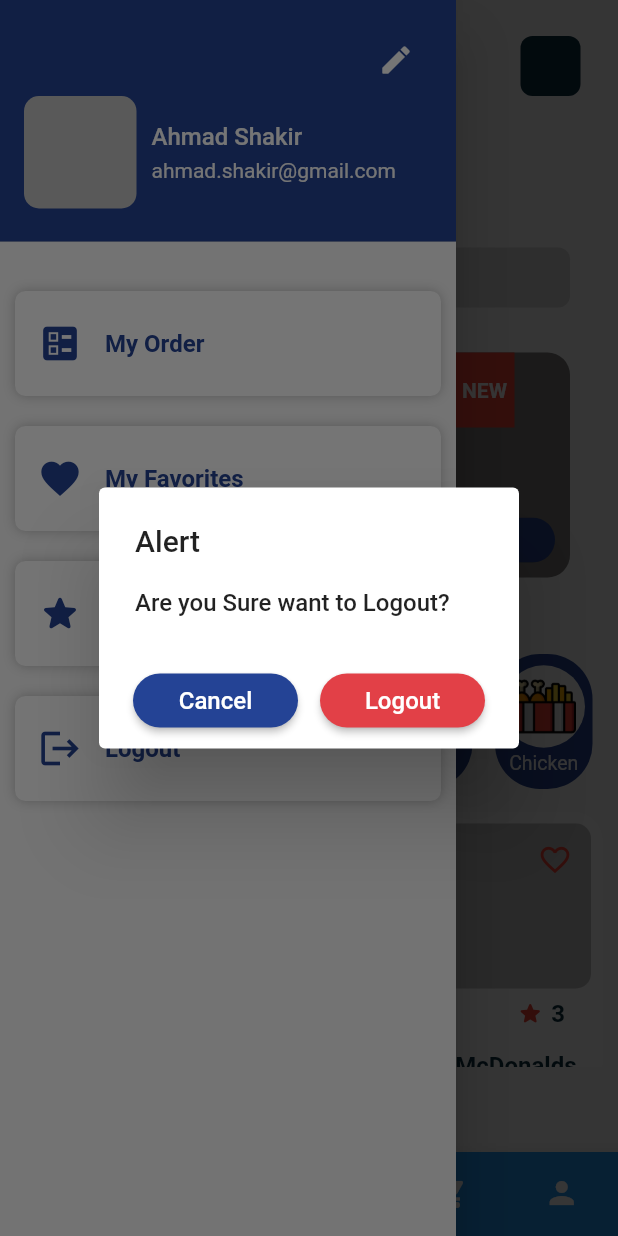
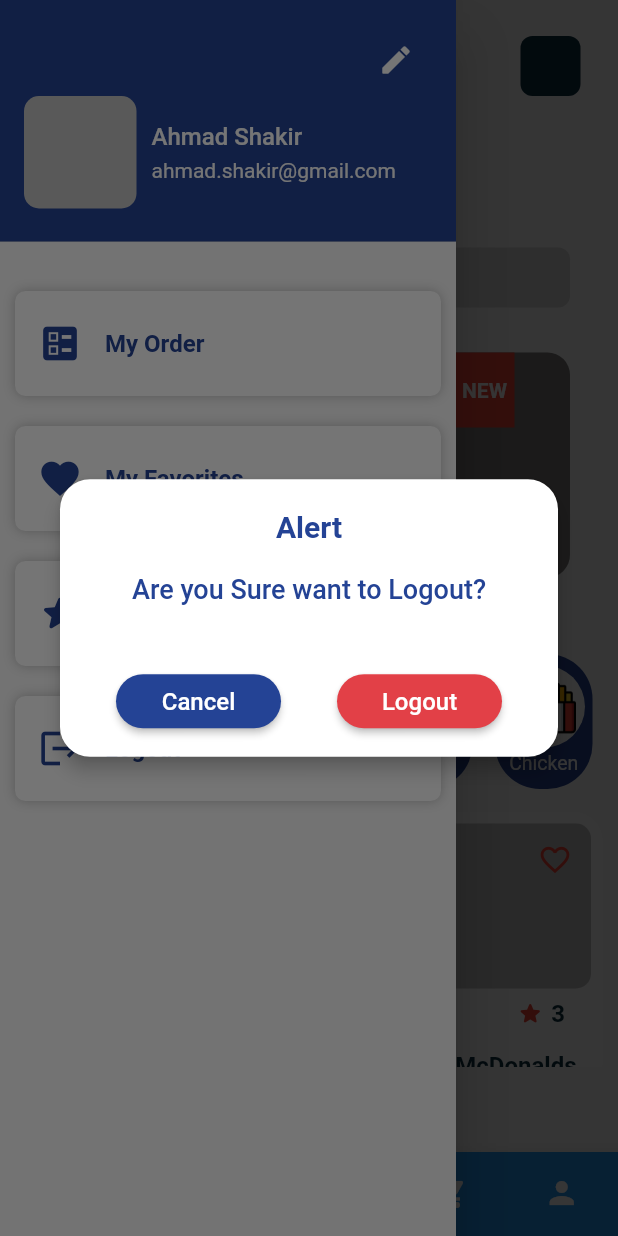
Before and after one commit to ahmadshakir21/Eagle_Food_Ordering_App, a Flutter app: the screen it shows after launch, in the side drawer, after a tap on "Logout", on a phone screen of 412 x 824 dp. Run offline on Flutter 3.47's test engine with Material 2 defaults, Android fonts, the phone set to English and light mode, and no system bars; our stand-ins replace font_awesome_flutter, lottie, smooth_page_indicator.

Commit message:
Creating Custom Alert Dialog

```diff
--- a/lib/screens/home_screen.dart
+++ b/lib/screens/home_screen.dart
@@ -86,18 +86,39 @@ class HomeScreen extends StatelessWidget {
               showDialog(
                 context: context,
                 builder: (context) {
-                  return AlertDialog(
-                    title: const Text(
+                  return Dialog(
+                    elevation: 5,
+                    alignment: Alignment.center,
+                    shape: RoundedRectangleBorder(
+                        borderRadius: BorderRadius.circular(20)),
+                    child: Container(
+                      height: 185,
+                      width: 350,
+                      child: Column(
+                        children: [
+                          const SizedBox(
+                            height: 20,
+                          ),
+                          const Text(
                             "Alert",
-                      style:
-                          TextStyle(fontSize: 20, fontWeight: FontWeight.w500),
+                            style: TextStyle(
+                                fontSize: 20,
+                                fontWeight: FontWeight.w600,
+                                color: Color(0xFF244395)),
                           ),
-                    content: const Text(
+                          const SizedBox(
+                            height: 20,
+                          ),
+                          const Text(
                             "Are you Sure want to Logout?",
-                      style:
-                          TextStyle(fontSize: 16, fontWeight: FontWeight.w500),
+                            style: TextStyle(
+                                fontSize: 18,
+                                fontWeight: FontWeight.w500,
+                                color: Color(0xFF244395)),
                           ),
-                    actions: [
+                          const SizedBox(
+                            height: 40,
+                          ),
                           Row(
                             mainAxisAlignment: MainAxisAlignment.spaceEvenly,
                             children: [
@@ -138,7 +159,23 @@ class HomeScreen extends StatelessWidget {
                             ],
                           ),
                         ],
+                      ),
+                    ),
                   );
+
+                  // AlertDialog(
+                  //   title: const Text(
+                  //     "Alert",
+
+                  //   content: const Text(
+                  //     "Are you Sure want to Logout?",
+                  //     style:
+                  //         TextStyle(fontSize: 16, fontWeight: FontWeight.w500),
+                  //   ),
+                  //   actions: [
+
+                  //   ],
+                  // );
                 },
               );
             },
```
Lines whose indentation alone changed are shown as unchanged.
